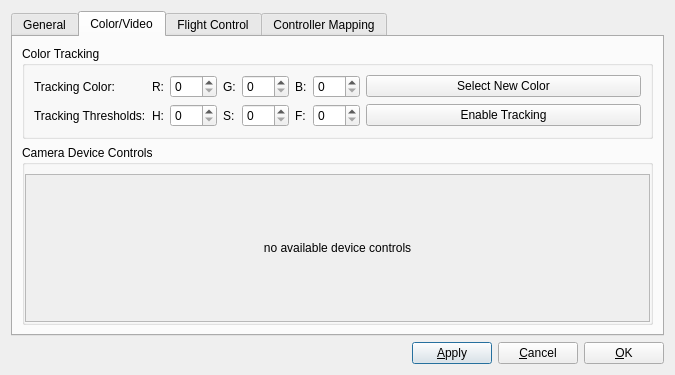
First picture: the form in heliview/src/SettingsDialog.ui, repository gcsmith/ktgt-uav-desktop, before the edit.
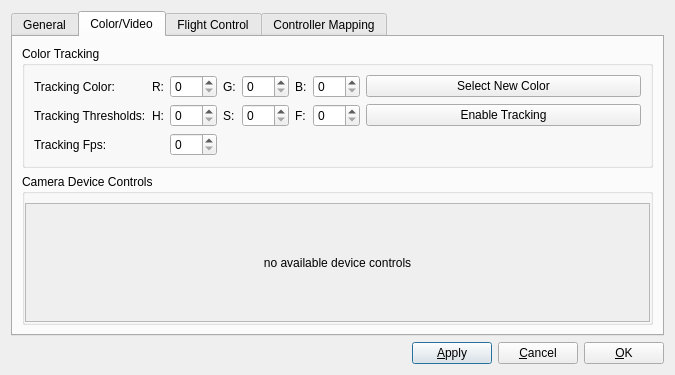
Second picture: the form after the edit. The open tabs and pages were chosen to show the change.

Commit message: added fps setting

```diff
--- a/heliview/src/SettingsDialog.ui
+++ b/heliview/src/SettingsDialog.ui
@@ -424,6 +424,23 @@
             </property>
            </widget>
           </item>
+          <item row="3" column="0">
+           <widget class="QLabel" name="lbTrackingFps">
+            <property name="text">
+             <string>Tracking Fps:</string>
+            </property>
+           </widget>
+          </item>
+          <item row="3" column="2">
+           <widget class="QSpinBox" name="sbTrackingFps">
+            <property name="maximum">
+             <number>30</number>
+            </property>
+            <property name="singleStep">
+             <number>1</number>
+            </property>
+           </widget>
+          </item>
          </layout>
         </widget>
        </item>
@@ -462,7 +479,7 @@
                <x>0</x>
                <y>0</y>
                <width>627</width>
-               <height>161</height>
+               <height>135</height>
               </rect>
              </property>
              <layout class="QGridLayout" name="gridLayout_9">
```
Left out of the diff: 4 changed lines with no effect on the pictures. The commit also changes 7 other files.
